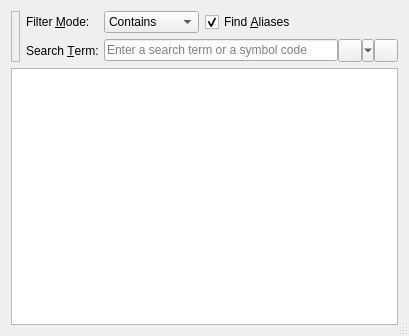
First picture: the form in UnicodeUtil/symbolselectdialog.ui, repository Skycoder42/UniInsert, before the edit.
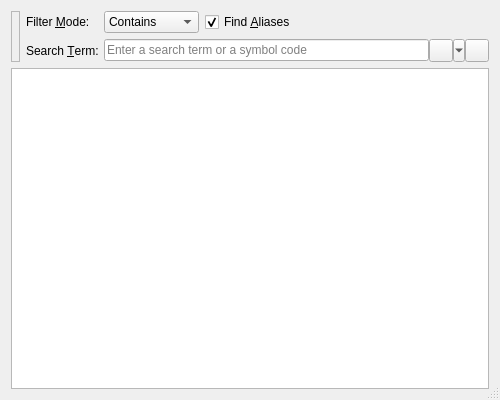
Second picture: the form after the edit. Icons and pictures are not drawn. Custom widgets are drawn as their Qt base class.

Patch:
```diff
--- a/UnicodeUtil/symbolselectdialog.ui
+++ b/UnicodeUtil/symbolselectdialog.ui
@@ -6,8 +6,8 @@
    <rect>
     <x>0</x>
     <y>0</y>
-    <width>409</width>
-    <height>336</height>
+    <width>500</width>
+    <height>400</height>
    </rect>
   </property>
   <property name="windowTitle">
```
